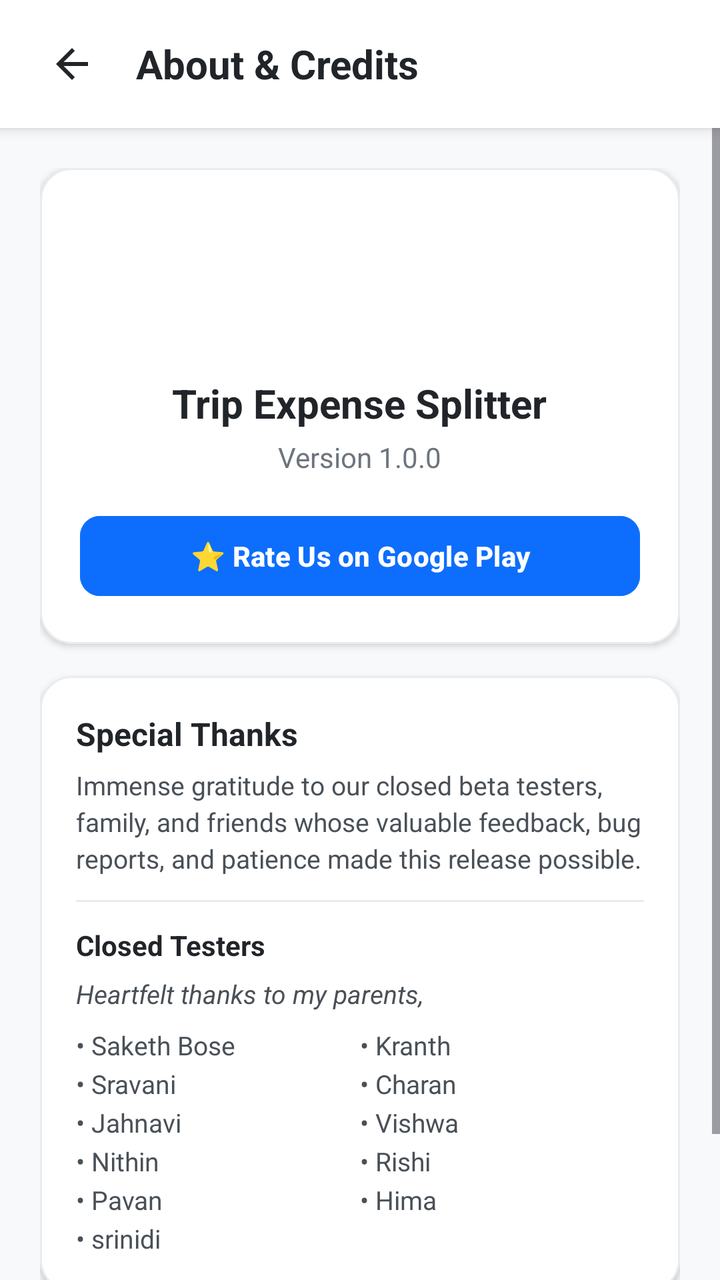
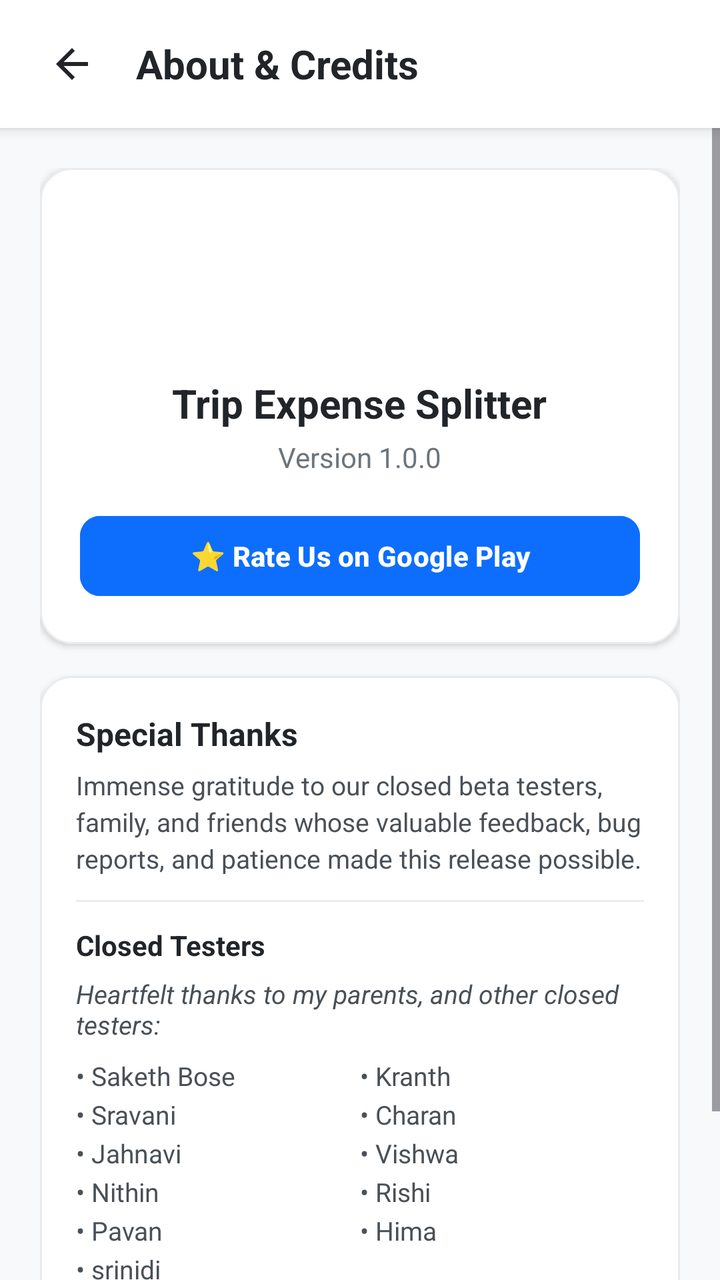

Before-and-after screenshots of an Android layout around one commit, followed by the original layout XML and the change that was made.
<!-- AndroidManifest.xml: application theme Theme.TripExpenseSplitter -->
<!-- res/layout/activity_about.xml -->
<?xml version="1.0" encoding="utf-8"?>
<LinearLayout xmlns:android="http://schemas.android.com/apk/res/android"
    xmlns:app="http://schemas.android.com/apk/res-auto"
    android:layout_width="match_parent"
    android:layout_height="match_parent"
    android:background="#F8F9FA"
    android:orientation="vertical">

    <LinearLayout
        android:layout_width="match_parent"
        android:layout_height="?attr/actionBarSize"
        android:background="#FFFFFF"
        android:elevation="4dp"
        android:gravity="center_vertical"
        android:orientation="horizontal"
        android:paddingHorizontal="12dp">

        <ImageButton
            android:id="@+id/btnBackAbout"
            android:layout_width="48dp"
            android:layout_height="48dp"
            android:background="?attr/selectableItemBackgroundBorderless"
            android:contentDescription="Back"
            android:src="@drawable/ic_arrow_back"
            app:tint="#212529" />

        <TextView
            android:layout_width="wrap_content"
            android:layout_height="wrap_content"
            android:layout_marginStart="8dp"
            android:text="About &amp; Credits"
            android:textColor="#212529"
            android:textSize="20sp"
            android:textStyle="bold" />
    </LinearLayout>

    <ScrollView
        android:layout_width="match_parent"
        android:layout_height="0dp"
        android:layout_weight="1"
        android:fillViewport="true">

        <LinearLayout
            android:layout_width="match_parent"
            android:layout_height="wrap_content"
            android:orientation="vertical"
            android:padding="20dp">

            
            <com.google.android.material.card.MaterialCardView
                android:layout_width="match_parent"
                android:layout_height="wrap_content"
                app:cardBackgroundColor="#FFFFFF"
                app:cardCornerRadius="16dp"
                app:cardElevation="2dp"
                app:strokeColor="#E9ECEF"
                app:strokeWidth="1dp">

                <LinearLayout
                    android:layout_width="match_parent"
                    android:layout_height="wrap_content"
                    android:gravity="center"
                    android:orientation="vertical"
                    android:padding="20dp">

                    <ImageView
                        android:layout_width="72dp"
                        android:layout_height="72dp"
                        android:contentDescription="App Logo"
                        android:src="@mipmap/ic_launcher" />

                    <TextView
                        android:layout_width="wrap_content"
                        android:layout_height="wrap_content"
                        android:layout_marginTop="12dp"
                        android:text="@string/app_name"
                        android:textColor="#212529"
                        android:textSize="20sp"
                        android:textStyle="bold" />

                    <TextView
                        android:id="@+id/tvAppVersion"
                        android:layout_width="wrap_content"
                        android:layout_height="wrap_content"
                        android:layout_marginTop="4dp"
                        android:text="Version 1.0.0"
                        android:textColor="#6C757D"
                        android:textSize="14sp" />

                    <Button
                        android:id="@+id/btnRateUs"
                        android:layout_width="match_parent"
                        android:layout_height="wrap_content"
                        android:layout_marginTop="16dp"
                        android:backgroundTint="#0D6EFD"
                        android:text="⭐ Rate Us on Google Play"
                        android:textAllCaps="false"
                        android:textColor="#FFFFFF"
                        android:textStyle="bold"
                        app:cornerRadius="10dp" />
                </LinearLayout>
            </com.google.android.material.card.MaterialCardView>

            
            <com.google.android.material.card.MaterialCardView
                android:layout_width="match_parent"
                android:layout_height="wrap_content"
                android:layout_marginTop="16dp"
                app:cardBackgroundColor="#FFFFFF"
                app:cardCornerRadius="16dp"
                app:cardElevation="2dp"
                app:strokeColor="#E9ECEF"
                app:strokeWidth="1dp">

                <LinearLayout
                    android:layout_width="match_parent"
                    android:layout_height="wrap_content"
                    android:orientation="vertical"
                    android:padding="18dp">

                    <TextView
                        android:layout_width="wrap_content"
                        android:layout_height="wrap_content"
                        android:text="Special Thanks"
                        android:textColor="#212529"
                        android:textSize="16sp"
                        android:textStyle="bold" />

                    
                    <TextView
                        android:layout_width="wrap_content"
                        android:layout_height="wrap_content"
                        android:layout_marginTop="6dp"
                        android:lineSpacingExtra="3dp"
                        android:text="Immense gratitude to our closed beta testers, family, and friends whose valuable feedback, bug reports, and patience made this release possible."
                        android:textColor="#495057"
                        android:textSize="13sp" />

                    <View
                        android:layout_width="match_parent"
                        android:layout_height="1dp"
                        android:layout_marginVertical="12dp"
                        android:background="#E9ECEF" />

                    <TextView
                        android:layout_width="wrap_content"
                        android:layout_height="wrap_content"
                        android:text="Closed Testers"
                        android:textColor="#212529"
                        android:textSize="14sp"
                        android:textStyle="bold" />

                    <TextView
                        android:layout_width="match_parent"
                        android:layout_height="wrap_content"
                        android:layout_marginTop="6dp"
                        android:text="Heartfelt thanks to my parents,"
                        android:textColor="#495057"
                        android:textSize="13sp"
                        android:textStyle="italic" />

                    
                    <LinearLayout
                        android:layout_width="match_parent"
                        android:layout_height="wrap_content"
                        android:layout_marginTop="8dp"
                        android:orientation="horizontal">

                        
                        <LinearLayout
                            android:layout_width="0dp"
                            android:layout_height="wrap_content"
                            android:layout_weight="1"
                            android:orientation="vertical">

                            <TextView
                                android:layout_width="wrap_content"
                                android:layout_height="wrap_content"
                                android:lineSpacingExtra="4dp"
                                android:text="• Saketh Bose\n• Sravani\n• Jahnavi\n• Nithin\n• Pavan\n• srinidi"
                                android:textColor="#495057"
                                android:textSize="13sp" />
                        </LinearLayout>

                        
                        <LinearLayout
                            android:layout_width="0dp"
                            android:layout_height="wrap_content"
                            android:layout_weight="1"
                            android:orientation="vertical">

                            <TextView
                                android:layout_width="wrap_content"
                                android:layout_height="wrap_content"
                                android:lineSpacingExtra="4dp"
                                android:text="• Kranth\n• Charan\n• Vishwa\n• Rishi\n• Hima"
                                android:textColor="#495057"
                                android:textSize="13sp" />
                        </LinearLayout>
                    </LinearLayout>

                </LinearLayout>
            </com.google.android.material.card.MaterialCardView>

            <View
                android:layout_width="match_parent"
                android:layout_height="0dp"
                android:layout_weight="1" />

            <TextView
                android:layout_width="match_parent"
                android:layout_height="wrap_content"
                android:layout_marginTop="32dp"
                android:layout_marginBottom="8dp"
                android:gravity="center"
                android:text="Developed and Published by Vyas"
                android:textColor="#ADB5BD"
                android:textSize="13sp"
                android:textStyle="italic" />

        </LinearLayout>
    </ScrollView>
</LinearLayout>
<!-- resources referenced by this layout -->
<resources>
  <!-- drawable ic_arrow_back (drawable) -->
  <vector xmlns:android="http://schemas.android.com/apk/res/android"
      android:width="24dp"
      android:height="24dp"
      android:viewportWidth="24"
      android:viewportHeight="24"
      android:tint="?attr/colorControlNormal">
      <path
          android:fillColor="@android:color/white"
          android:pathData="M20,11H7.83l5.59,-5.59L12,4l-8,8 8,8 1.41,-1.41L7.83,13H20v-2z"/>
  </vector>
  <!-- mipmap ic_launcher (mipmap-anydpi-v26) -->
  <?xml version="1.0" encoding="utf-8"?>
  <adaptive-icon xmlns:android="http://schemas.android.com/apk/res/android">
      <background android:drawable="@color/ic_launcher_background"/>
      <foreground android:drawable="@mipmap/ic_launcher_foreground"/>
      <monochrome android:drawable="@mipmap/ic_launcher_foreground"/>
  </adaptive-icon>
  <string name="app_name">Trip Expense Splitter</string>
  <style name="Theme.TripExpenseSplitter" parent="Base.Theme.TripExpenseSplitter" />
  <color name="ic_launcher_background">#FFFFFF</color>
  <style name="Base.Theme.TripExpenseSplitter" parent="Theme.Material3.Light.NoActionBar">
          
          
      </style>
</resources>

<!-- the commit's change to res/layout/activity_about.xml (unified diff, before → after) -->
@@ -154,7 +154,7 @@
                         android:layout_width="match_parent"
                         android:layout_height="wrap_content"
                         android:layout_marginTop="6dp"
-                        android:text="Heartfelt thanks to my parents,"
+                        android:text="Heartfelt thanks to my parents, and other closed testers:"
                         android:textColor="#495057"
                         android:textSize="13sp"
                         android:textStyle="italic" />
